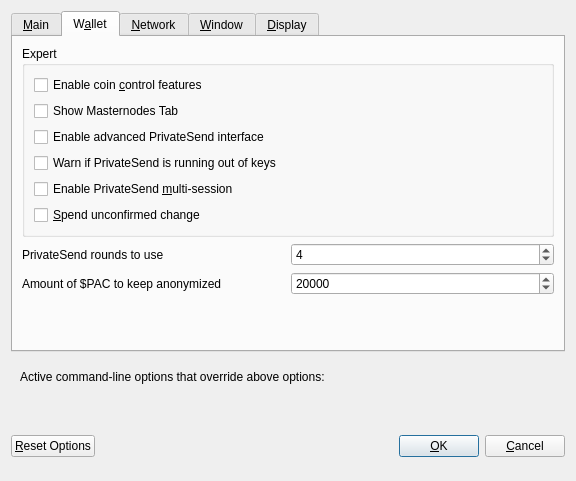
First picture: the form in src/qt/forms/optionsdialog.ui, repository PACCommunity/PAC, before the edit.
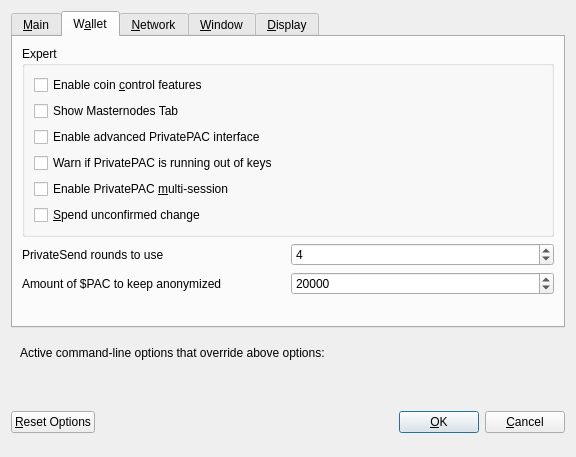
Second picture: the form after the edit. The open tabs and pages were chosen to show the change. Custom widgets are drawn as their Qt base class.

Commit message: Remove HD wallets icon and options dialog privatepac rebranding

Diff of the .ui file:
```diff
--- a/src/qt/forms/optionsdialog.ui
+++ b/src/qt/forms/optionsdialog.ui
@@ -7,7 +7,7 @@
     <x>0</x>
     <y>0</y>
     <width>576</width>
-    <height>481</height>
+    <height>457</height>
    </rect>
   </property>
   <property name="windowTitle">
@@ -169,7 +169,7 @@
              <string>Show additional information and buttons for PrivateSend on overview screen.</string>
             </property>
             <property name="text">
-             <string>Enable advanced PrivateSend interface</string>
+             <string>Enable advanced PrivatePAC interface</string>
             </property>
            </widget>
           </item>
@@ -179,7 +179,7 @@
              <string>Show warning dialog when PrivateSend detects that wallet has very low number of keys left.</string>
             </property>
             <property name="text">
-             <string>Warn if PrivateSend is running out of keys</string>
+             <string>Warn if PrivatePAC is running out of keys</string>
             </property>
            </widget>
           </item>
@@ -189,7 +189,7 @@
              <string>Whether to use experimental PrivateSend mode with multiple mixing sessions per block.&lt;br/&gt;Note: You must use this feature carefully.&lt;br/&gt;Make sure you always have recent wallet (auto)backup in a safe place!</string>
             </property>
             <property name="text">
-             <string>Enable PrivateSend &amp;multi-session</string>
+             <string>Enable PrivatePAC &amp;multi-session</string>
             </property>
            </widget>
           </item>
```
Left out of the diff: 2 changed lines with no effect on the pictures. The commit also changes 2 other files.
